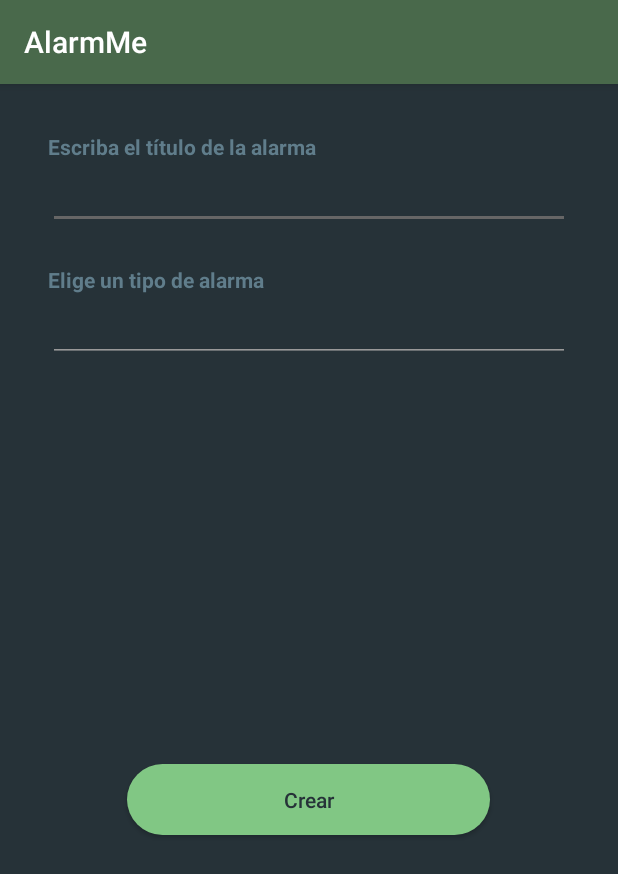
After one commit to EsperanzaMacarena/AlarmMe, an Android app: the AlarmCreateActivity screen opened directly, with no data from a screen before it, on a phone screen of 412 x 824 dp. The commit adds this screen. Shown: the top 874 px of the screen. Run offline under Robolectric (Android 15) with nearby library versions, the phone set to English and light mode, and no system bars; our stand-ins replace ButterKnife.

Commit message:
he empezado con el activity de crear una nueva alarma

```diff
--- a/android-app/app/src/main/AndroidManifest.xml
+++ b/android-app/app/src/main/AndroidManifest.xml
@@ -12,9 +12,10 @@
         android:roundIcon="@mipmap/ic_launcher_round"
         android:supportsRtl="true"
         android:theme="@style/AppTheme">
+        <activity android:name=".ui.AlarmCreateActivity"></activity>
         <activity
             android:name=".BoardActivity"
-            android:label="@string/title_activity_board"></activity>
+            android:label="@string/title_activity_board" />
         <activity
             android:name=".RegisterActivity"
             android:theme="@style/Theme.AppCompat.NoActionBar" />
--- a/android-app/app/src/main/java/com/escacena/alarmme/service/ServiceAlarmMeAPI.java
+++ b/android-app/app/src/main/java/com/escacena/alarmme/service/ServiceAlarmMeAPI.java
@@ -21,4 +21,6 @@ public interface ServiceAlarmMeAPI {
 
     @GET("alarms")
     Call<List<ResponseAllAlarm>> getAllAlarms ();
+
+    @GET("types")
 }
--- /dev/null
+++ b/android-app/app/src/main/java/com/escacena/alarmme/ui/AlarmCreateActivity.java
@@ -0,0 +1,52 @@
+package com.escacena.alarmme.ui;
+
+import androidx.appcompat.app.AlertDialog;
+import androidx.appcompat.app.AppCompatActivity;
+import androidx.constraintlayout.widget.ConstraintLayout;
+
+import android.os.Bundle;
+import android.view.View;
+import android.widget.Button;
+import android.widget.EditText;
+
+import com.escacena.alarmme.R;
+
+import butterknife.BindView;
+import butterknife.ButterKnife;
+
+public class AlarmCreateActivity extends AppCompatActivity {
+    @BindView(R.id.create_alarm_type)
+    EditText type;
+    @BindView(R.id.create_alarm_title)
+    EditText title;
+    @BindView(R.id.create_alarm_consorcio)
+    EditText consorcio;
+    @BindView(R.id.create_alarm_linea)
+    EditText linea;
+    @BindView(R.id.create_alarm_parada)
+    EditText parada;
+    @BindView(R.id.type_transport)
+    ConstraintLayout transport;
+    @BindView(R.id.create_btn)
+    Button create;
+    @Override
+    protected void onCreate(Bundle savedInstanceState) {
+        super.onCreate(savedInstanceState);
+        setContentView(R.layout.activity_alarm_create);
+        ButterKnife.bind(this);
+        loadTypes();
+
+    }
+
+    public void loadTypes(){
+        type.setOnClickListener(new View.OnClickListener() {
+            @Override
+            public void onClick(View v) {
+                AlertDialog.Builder dialog = new AlertDialog.Builder(AlarmCreateActivity.this);
+                dialog.setTitle("Selecciona el tipo de alarma");
+
+            }
+        });
+
+    }
+}
--- /dev/null
+++ b/android-app/app/src/main/res/layout/activity_alarm_create.xml
@@ -0,0 +1,172 @@
+<?xml version="1.0" encoding="utf-8"?>
+<androidx.constraintlayout.widget.ConstraintLayout xmlns:android="http://schemas.android.com/apk/res/android"
+    xmlns:app="http://schemas.android.com/apk/res-auto"
+    xmlns:tools="http://schemas.android.com/tools"
+    android:layout_width="match_parent"
+    android:layout_height="match_parent"
+    android:background="@color/colorBackground"
+    tools:context=".ui.AlarmCreateActivity">
+
+    <TextView
+        android:id="@+id/textView1"
+        android:layout_width="0dp"
+        android:layout_height="wrap_content"
+        android:layout_marginStart="32dp"
+        android:layout_marginTop="32dp"
+        android:layout_marginEnd="32dp"
+        android:text="@string/write_title"
+        android:textAlignment="textStart"
+        android:textAppearance="@style/TextAppearance.AppCompat.Small"
+        android:textColor="@color/blue_grey_500"
+        android:textStyle="bold"
+        app:layout_constraintEnd_toEndOf="parent"
+        app:layout_constraintStart_toStartOf="parent"
+        app:layout_constraintTop_toTopOf="parent" />
+
+    <com.google.android.material.textfield.TextInputEditText
+        android:id="@+id/create_alarm_title"
+        android:layout_width="0dp"
+        android:layout_height="wrap_content"
+        android:maxLength="50"
+        android:maxLines="1"
+        android:singleLine="true"
+        android:textColor="@color/blue_grey_300"
+        android:theme="@style/EditText.Grey"
+        app:layout_constraintEnd_toEndOf="@+id/textView1"
+        app:layout_constraintStart_toStartOf="@+id/textView1"
+        app:layout_constraintTop_toBottomOf="@+id/textView1" />
+
+    <TextView
+        android:id="@+id/textView2"
+        android:layout_width="0dp"
+        android:layout_height="wrap_content"
+        android:layout_marginTop="24dp"
+        android:text="@string/choose_type"
+        android:textAlignment="textStart"
+        android:textAppearance="@style/TextAppearance.AppCompat.Small"
+        android:textColor="@color/blue_grey_500"
+        android:textStyle="bold"
+        app:layout_constraintEnd_toEndOf="@+id/create_alarm_title"
+        app:layout_constraintStart_toStartOf="@+id/create_alarm_title"
+        app:layout_constraintTop_toBottomOf="@+id/create_alarm_title" />
+
+    <com.google.android.material.textfield.TextInputEditText
+        android:id="@+id/create_alarm_type"
+        android:layout_width="0dp"
+        android:layout_height="wrap_content"
+        android:maxLength="50"
+        android:maxLines="1"
+        android:singleLine="true"
+        android:textColor="@color/blue_grey_300"
+        android:theme="@style/EditText.Grey"
+        app:layout_constraintEnd_toEndOf="@+id/textView2"
+        app:layout_constraintStart_toStartOf="@+id/textView2"
+        app:layout_constraintTop_toBottomOf="@+id/textView2" />
+
+    <androidx.constraintlayout.widget.ConstraintLayout
+        android:id="@+id/type_transport"
+        android:layout_width="0dp"
+        android:layout_height="wrap_content"
+        android:layout_marginTop="24dp"
+        android:visibility="gone"
+        app:layout_constraintEnd_toEndOf="parent"
+        app:layout_constraintStart_toStartOf="parent"
+        app:layout_constraintTop_toBottomOf="@+id/create_alarm_type">
+
+        <TextView
+            android:id="@+id/textView3"
+            android:layout_width="0dp"
+            android:layout_height="wrap_content"
+            android:layout_marginStart="32dp"
+            android:layout_marginEnd="32dp"
+            android:text="@string/choose_consorcio"
+            android:textAlignment="textStart"
+            android:textAppearance="@style/TextAppearance.AppCompat.Small"
+            android:textColor="@color/blue_grey_500"
+            android:textStyle="bold"
+            app:layout_constraintEnd_toEndOf="parent"
+            app:layout_constraintStart_toStartOf="parent"
+            app:layout_constraintTop_toTopOf="parent" />
+
+        <com.google.android.material.textfield.TextInputEditText
+            android:id="@+id/create_alarm_consorcio"
+            android:layout_width="0dp"
+            android:layout_height="wrap_content"
+            android:maxLength="50"
+            android:maxLines="1"
+            android:singleLine="true"
+            android:textColor="@color/blue_grey_300"
+            android:theme="@style/EditText.Grey"
+            app:layout_constraintEnd_toEndOf="@+id/textView3"
+            app:layout_constraintStart_toStartOf="@+id/textView3"
+            app:layout_constraintTop_toBottomOf="@+id/textView3" />
+
+        <TextView
+            android:id="@+id/textView4"
+            android:layout_width="0dp"
+            android:layout_height="wrap_content"
+            android:layout_marginTop="24dp"
+            android:text="@string/choose_line"
+            android:textAlignment="textStart"
+            android:textAppearance="@style/TextAppearance.AppCompat.Small"
+            android:textColor="@color/blue_grey_500"
+            android:textStyle="bold"
+            app:layout_constraintEnd_toEndOf="@+id/create_alarm_consorcio"
+            app:layout_constraintStart_toStartOf="@+id/create_alarm_consorcio"
+            app:layout_constraintTop_toBottomOf="@+id/create_alarm_consorcio" />
+
+        <com.google.android.material.textfield.TextInputEditText
+            android:id="@+id/create_alarm_linea"
+            android:layout_width="0dp"
+            android:layout_height="wrap_content"
+            android:maxLength="50"
+            android:maxLines="1"
+            android:singleLine="true"
+            android:textColor="@color/blue_grey_300"
+            android:theme="@style/EditText.Grey"
+            app:layout_constraintEnd_toEndOf="@+id/textView4"
+            app:layout_constraintStart_toStartOf="@+id/textView4"
+            app:layout_constraintTop_toBottomOf="@+id/textView4" />
+
+        <TextView
+            android:id="@+id/textView5"
+            android:layout_width="0dp"
+            android:layout_height="wrap_content"
+            android:layout_marginTop="24dp"
+            android:text="@string/choose_parada"
+            android:textAlignment="textStart"
+            android:textAppearance="@style/TextAppearance.AppCompat.Small"
+            android:textColor="@color/blue_grey_500"
+            android:textStyle="bold"
+            app:layout_constraintEnd_toEndOf="@+id/create_alarm_linea"
+            app:layout_constraintStart_toStartOf="@+id/create_alarm_linea"
+            app:layout_constraintTop_toBottomOf="@+id/create_alarm_linea" />
+
+        <com.google.android.material.textfield.TextInputEditText
+            android:id="@+id/create_alarm_parada"
+            android:layout_width="0dp"
+            android:layout_height="wrap_content"
+            android:maxLength="50"
+            android:maxLines="1"
+            android:singleLine="true"
+            android:textColor="@color/blue_grey_300"
+            android:theme="@style/EditText.Grey"
+            app:layout_constraintEnd_toEndOf="@+id/textView5"
+            app:layout_constraintStart_toStartOf="@+id/textView5"
+            app:layout_constraintTop_toBottomOf="@+id/textView5" />
+    </androidx.constraintlayout.widget.ConstraintLayout>
+
+    <Button
+        android:id="@+id/create_btn"
+        android:layout_width="250dp"
+        android:layout_height="55dp"
+        android:background="@drawable/btn_rounded_green_300"
+        android:text="@string/create"
+        android:textAllCaps="false"
+        android:textColor="@color/blue_grey_900"
+        app:layout_constraintBottom_toBottomOf="parent"
+        app:layout_constraintEnd_toEndOf="parent"
+        app:layout_constraintHorizontal_bias="0.496"
+        app:layout_constraintStart_toStartOf="parent"
+        app:layout_constraintTop_toBottomOf="@+id/type_transport" />
+</androidx.constraintlayout.widget.ConstraintLayout>
--- a/android-app/app/src/main/res/values/strings.xml
+++ b/android-app/app/src/main/res/values/strings.xml
@@ -14,4 +14,10 @@
     <string name="title_dashboard">Dashboard</string>
     <string name="title_notifications">Notifications</string>
     <string name="string_alarm">Alarms</string>
+    <string name="create">Crear</string>
+    <string name="choose_type">Elige un tipo de alarma</string>
+    <string name="write_title">Escriba el título de la alarma</string>
+    <string name="choose_consorcio">Elige un consorcio</string>
+    <string name="choose_line">Elige una línea</string>
+    <string name="choose_parada">Elige una parada</string>
 </resources>
```
